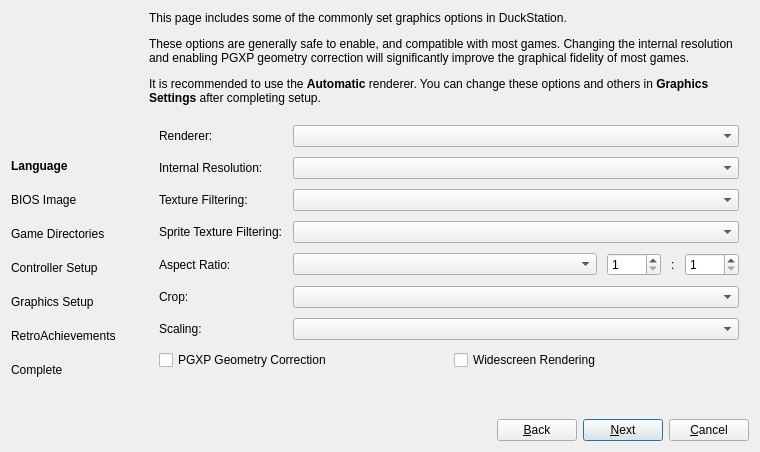
Before: the Qt Designer form src/duckstation-qt/setupwizarddialog.ui in kofxi3584karlayang/duckstation, drawn with Qt 5.
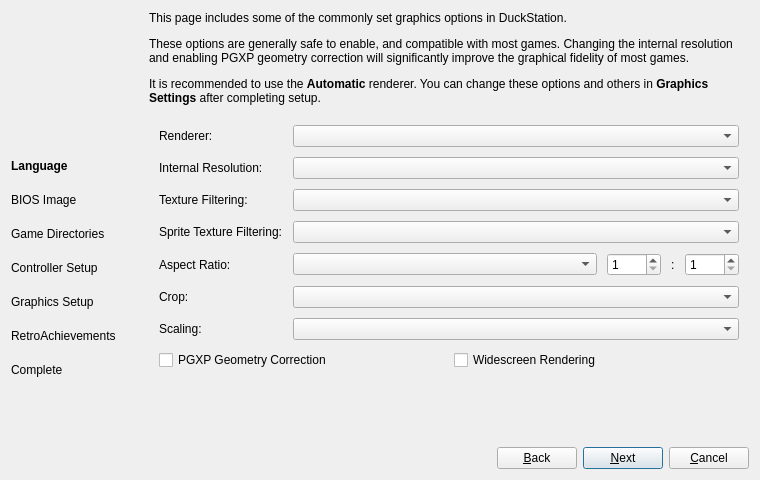
After: the same form once the commit is applied. The open tabs and pages were chosen to show the change. Icons and pictures are not drawn.

Commit message:
Qt: Increase setup wizard dialog height
Needs it on Linux otherwise graphics combos are shrunk.

```diff
--- a/src/duckstation-qt/setupwizarddialog.ui
+++ b/src/duckstation-qt/setupwizarddialog.ui
@@ -7,7 +7,7 @@
     <x>0</x>
     <y>0</y>
     <width>760</width>
-    <height>452</height>
+    <height>480</height>
    </rect>
   </property>
   <property name="windowTitle">
@@ -881,7 +881,7 @@
          <property name="sizeHint" stdset="0">
           <size>
            <width>20</width>
-           <height>1</height>
+           <height>0</height>
           </size>
          </property>
         </spacer>
```
